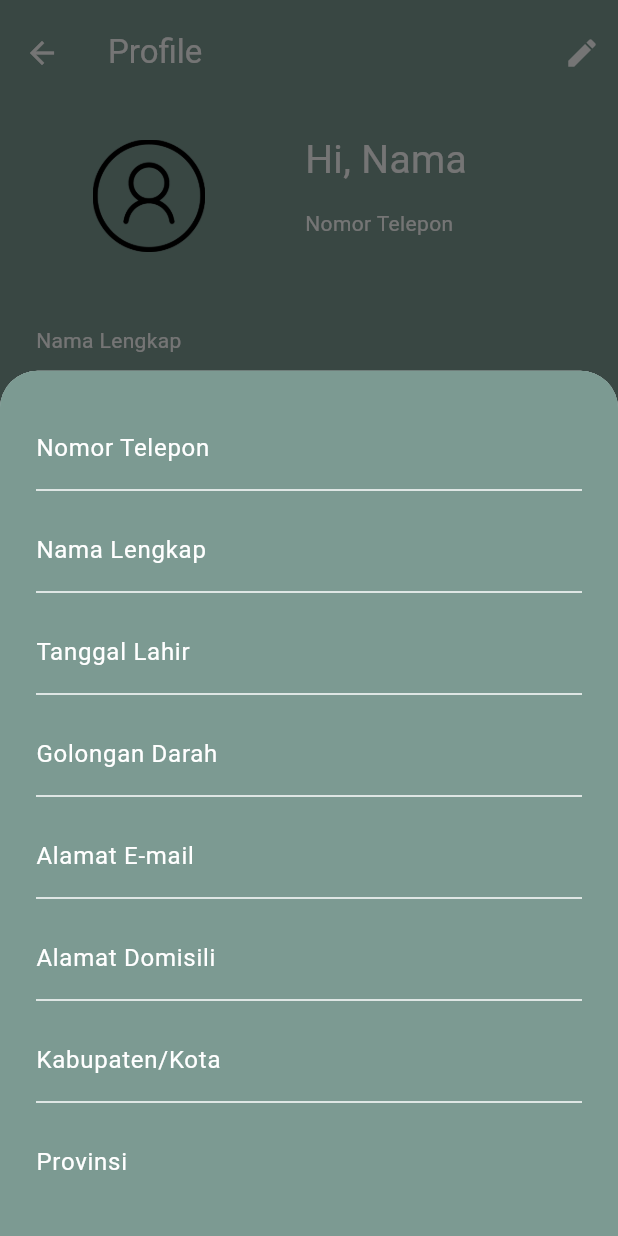
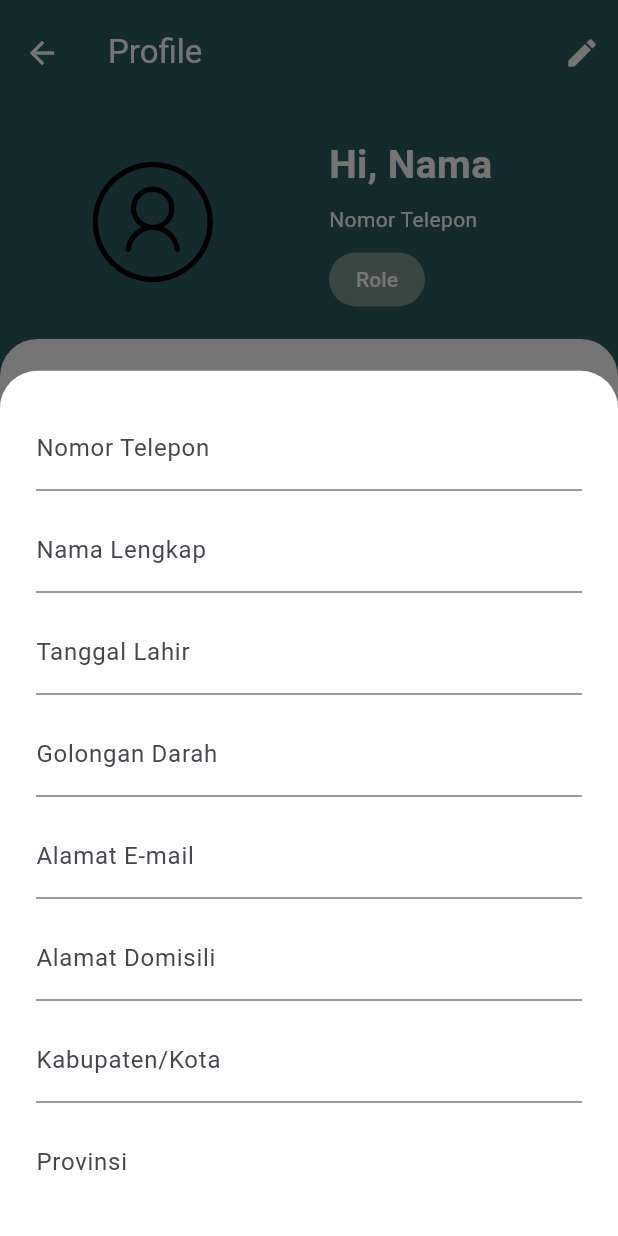
Before and after one commit to frendysanusi/pvvd-app, a Flutter app: the screen it shows after launch, after a tap on the "edit" icon, on a phone screen of 412 x 824 dp. Run offline on Flutter 3.47's test engine with Material 3 defaults, Android fonts, the phone set to English and light mode, and no system bars; our stand-ins replace cloud_firestore, firebase_auth, firebase_core, google_fonts; missing offline and left inert: qr_code_scanner; accounts and stored records are empty; generated files the repository leaves out were written again.

Commit message:
Styling updates

```diff
--- a/lib/screens/profile_screen.dart
+++ b/lib/screens/profile_screen.dart
@@ -1,16 +1,53 @@
 import 'dart:ui';
 
+import 'package:flutter/cupertino.dart';
 import 'package:flutter/material.dart';
+import 'package:flutter/painting.dart';
+import 'package:flutter/widgets.dart';
 import 'package:pvvd_app/utils/constants.dart';
 
-class ProfileScreen extends StatelessWidget {
+class ProfileScreen extends StatefulWidget {
   const ProfileScreen({super.key});
+
   static String id = 'profile_screen';
+
+  @override
+  _ProfileScreenState createState() => _ProfileScreenState();
+}
+
+class _ProfileScreenState extends State<ProfileScreen> {
+  final TextEditingController _nameController = TextEditingController();
+  final TextEditingController _phoneController = TextEditingController();
+  final TextEditingController _emailController = TextEditingController();
+  final TextEditingController _birthdayController = TextEditingController();
+  final TextEditingController _bloodController = TextEditingController();
+  final TextEditingController _domicileController = TextEditingController();
+  final TextEditingController _cityController = TextEditingController();
+  final TextEditingController _provinceController = TextEditingController();
+  final TextEditingController _instanceController = TextEditingController();
+  final TextEditingController _fieldController = TextEditingController();
+  final TextEditingController _educationController = TextEditingController();
+
+  @override
+  void dispose() {
+    _nameController.dispose();
+    _phoneController.dispose();
+    _emailController.dispose();
+    _birthdayController.dispose();
+    _bloodController.dispose();
+    _domicileController.dispose();
+    _cityController.dispose();
+    _provinceController.dispose();
+    _instanceController.dispose();
+    _fieldController.dispose();
+    _educationController.dispose();
+    super.dispose();
+  }
 
   @override
   Widget build(BuildContext context) {
     return Scaffold(
-      backgroundColor: kGreyishTeal,
+      backgroundColor: kCasal,
       appBar: AppBar(
           backgroundColor: Colors.transparent,
           elevation: 0,
@@ -32,12 +69,12 @@ class ProfileScreen extends StatelessWidget {
         child: SizedBox(
           height: MediaQuery.of(context).size.height,
           child: SingleChildScrollView(
-            child: Padding(
-              padding: const EdgeInsets.symmetric(vertical: 18, horizontal: 24),
             child: Column(
               children: [
-                  SizedBox(
-                    height: 85,
+                Padding(
+                  padding: const EdgeInsets.symmetric(vertical: 18, horizontal: 24),
+                  child: SizedBox(
+                    height: 120,
                     width: MediaQuery.of(context).size.width*0.7,
                     child: Row(
                       crossAxisAlignment: CrossAxisAlignment.center,
@@ -45,20 +82,34 @@ class ProfileScreen extends StatelessWidget {
                       children: [
                         Image.asset(
                           'assets/images/profile-placeholder.png',
-                          width: 75,
-                          height: 75,
+                          width: 80,
+                          height: 80,
                         ),
-                        const Center(
+                        Center(
                           child: SizedBox(
-                            height: 85,
+                            height: 120,
                             child: Column(
                               crossAxisAlignment: CrossAxisAlignment.start,
                               mainAxisAlignment: MainAxisAlignment.spaceEvenly,
                               children: [
-                                Text('Hi, Nama', style: TextStyle(fontSize: 26)),
-                                Padding(
-                                  padding:EdgeInsets.only(top: 14, bottom: 14, right: 48),
+                                const Text('Hi, Nama', style: TextStyle(fontSize: 26, fontWeight: bold)),
+                                const Padding(
+                                  padding:EdgeInsets.only(top: 4, bottom: 8, right: 32),
                                   child: Text('Nomor Telepon'),
+                                ),
+                                SizedBox(
+                                  height: 36,
+                                  child: TextButton(
+                                    style: TextButton.styleFrom(backgroundColor: kGreyishTeal),
+                                    onPressed: null,
+                                    child: const Column(
+                                      mainAxisAlignment: MainAxisAlignment.center,
+                                      crossAxisAlignment: CrossAxisAlignment.center,
+                                      children: [
+                                        Text("Role", style: TextStyle(color: Colors.white),)
+                                      ],
+                                    ),
+                                  ),
                                 ),
                               ],
                             ),
@@ -67,10 +118,16 @@ class ProfileScreen extends StatelessWidget {
                       ],
                     ),
                   ),
+                ),
 
-                  Padding(
-                    padding: const EdgeInsets.only(
-                      top: 30,
+                Container(
+                  decoration: BoxDecoration(
+                    color: Colors.white, // Background color
+                    borderRadius: BorderRadius.circular(25), // Rounded corners radius
+                  ),
+                  child: Padding(
+                    padding: const EdgeInsets.symmetric(
+                      vertical: 12, horizontal: 32
                     ),
                     child: Column(
                       crossAxisAlignment: CrossAxisAlignment.start,
@@ -88,14 +145,13 @@ class ProfileScreen extends StatelessWidget {
                       ],
                     ),
                   ),
+                ),
               ],
             ),
           ),
         ),
       ),
-      ),
     );
-  }
   }
 
   void profileEditBottomSheet(BuildContext context) {
@@ -123,7 +179,7 @@ void profileEditBottomSheet(BuildContext context) {
                 top: Radius.circular(25.0),
               ),
               child: Scaffold(
-              backgroundColor: kGreyishTeal,
+                backgroundColor: Colors.white,
                 resizeToAvoidBottomInset: true,
                 body: Padding(
                   padding: const EdgeInsets.symmetric(vertical: 24, horizontal: 24),
@@ -132,17 +188,17 @@ void profileEditBottomSheet(BuildContext context) {
                       child: Column(
                         crossAxisAlignment: CrossAxisAlignment.start,
                         children: [
-                        buildProfileEditRow('Nomor Telepon'), //Perlu ada tahap verifikasi
-                        buildProfileEditRow('Nama Lengkap'),
-                        buildProfileEditRow('Tanggal Lahir'),
-                        buildProfileEditRow('Golongan Darah'),
-                        buildProfileEditRow('Alamat E-mail'),
-                        buildProfileEditRow('Alamat Domisili'),
-                        buildProfileEditRow('Kabupaten/Kota'),
-                        buildProfileEditRow('Provinsi'),
-                        buildProfileEditRow('Asal Instansi'),
-                        buildProfileEditRow('Bidang/Jurusan'),
-                        buildProfileEditRow('Jenjang Pendidikan'),
+                          buildProfileEditRow(title: 'Nomor Telepon', controller: _phoneController), //Perlu ada tahap verifikasi
+                          buildProfileEditRow(title: 'Nama Lengkap', controller: _nameController),
+                          buildProfileEditRow(title: 'Tanggal Lahir', controller: _birthdayController),
+                          buildProfileEditRow(title: 'Golongan Darah', controller: _bloodController),
+                          buildProfileEditRow(title: 'Alamat E-mail', controller: _emailController),
+                          buildProfileEditRow(title: 'Alamat Domisili', controller: _domicileController),
+                          buildProfileEditRow(title: 'Kabupaten/Kota', controller: _cityController),
+                          buildProfileEditRow(title: 'Provinsi', controller: _provinceController),
+                          buildProfileEditRow(title: 'Asal Instansi', controller: _instanceController),
+                          buildProfileEditRow(title: 'Bidang/Jurusan', controller: _fieldController),
+                          buildProfileEditRow(title: 'Jenjang Pendidikan', controller: _educationController),
                         ],
                       ),
                     ),
@@ -155,6 +211,7 @@ void profileEditBottomSheet(BuildContext context) {
       },
     );
   }
+}
 
 Widget buildProfileRow(String title) {
   return Column(
@@ -162,7 +219,7 @@ Widget buildProfileRow(String title) {
     children: [
       Padding(
         padding: const EdgeInsets.only(top: 14, bottom: 14),
-        child: Text(title),
+        child: Text(title, style: const TextStyle(color: Colors.black),),
       ),
       const Text('Data'),
       const Divider(),
@@ -170,20 +227,17 @@ Widget buildProfileRow(String title) {
   );
 }
 
-Widget buildProfileEditRow(String title) {
+Widget buildProfileEditRow({required String title, required TextEditingController controller}) {
   return Column(
     children: [
       Padding(
         padding: const EdgeInsets.only(bottom: 12),
         child: TextFormField(
+          controller: controller,
           decoration: InputDecoration(
               labelText: title,
-              labelStyle: const TextStyle(color: Colors.white),
               hintText: "data",
-              hintStyle: const TextStyle(color: Colors.white, fontWeight: FontWeight.normal),
-              enabledBorder: const UnderlineInputBorder(
-                borderSide: BorderSide(color: Colors.white),
-              )
+              hintStyle: const TextStyle(fontWeight: FontWeight.normal),
           ),
         ),
       ),
```
Lines whose indentation alone changed are shown as unchanged.
